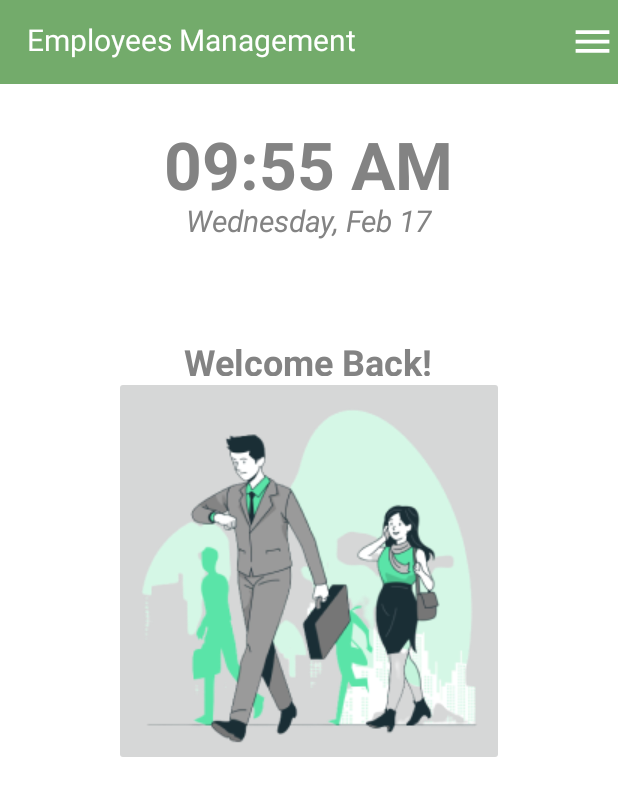
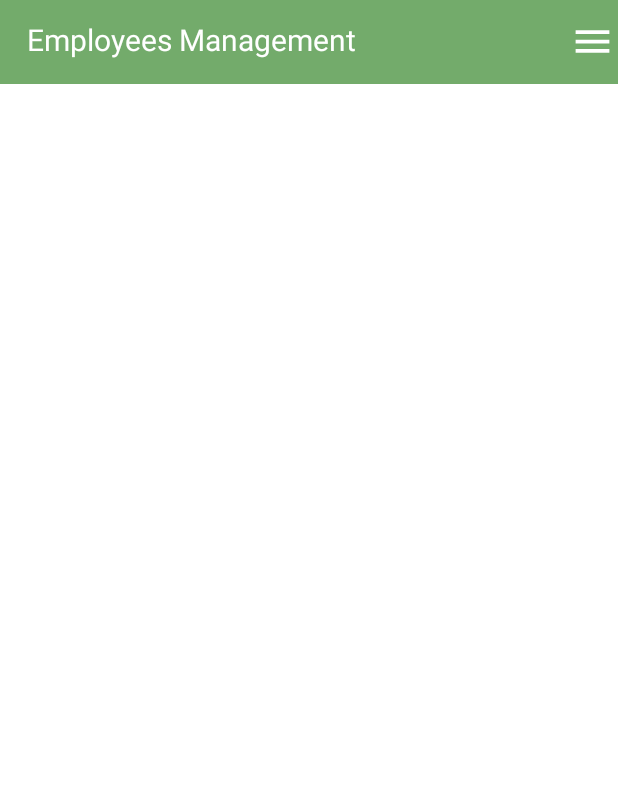
Before and after one commit to Anteel1/quanlinhanvien, an Android app: the layout activity_main.xml on its own in the app's theme, with its tools: preview values and no code run, on a phone screen of 412 x 824 dp. Shown: the top 796 px of the screen. Run offline under Robolectric (Android 15) with nearby library versions, the phone set to English and light mode, and no system bars.

Commit message:
chỉnh textclock

```diff
--- a/app/src/main/AndroidManifest.xml
+++ b/app/src/main/AndroidManifest.xml
@@ -14,7 +14,7 @@
         android:theme="@style/Theme.Quanlinhanvien"
         tools:targetApi="31">
         <activity
-            android:name=".manhinhchoActivity"
+            android:name=".MainActivity"
             android:exported="true" >
         <intent-filter>
             <action android:name="android.intent.action.MAIN" />
@@ -22,7 +22,7 @@
         </intent-filter>
         </activity>
         <activity
-            android:name=".MainActivity"
+            android:name=".manhinhchoActivity"
             android:exported="false" />
         <activity
             android:name=".LoginActivity"
--- a/app/src/main/res/layout/activity_main.xml
+++ b/app/src/main/res/layout/activity_main.xml
@@ -38,58 +38,5 @@
      app:headerLayout="@layout/nav_header_layout"
      android:id="@+id/navigation_view"/>
 
- <LinearLayout xmlns:android="http://schemas.android.com/apk/res/android"
-     xmlns:app="http://schemas.android.com/apk/res-auto"
-     xmlns:tools="http://schemas.android.com/tools"
-     android:layout_width="match_parent"
-     android:layout_height="match_parent"
-     tools:context=".MainActivity"
-     android:orientation="vertical"
-     android:gravity="center_horizontal"
-     >
-  <TextView
-      android:id="@+id/giohienthi"
-      android:text="09:55 AM"
-      android:layout_width="254dp"
-      android:layout_height="53dp"
-      android:gravity="center"
-      android:textStyle="bold"
-      android:textSize="44sp"
-      android:layout_marginTop="80dp"
-      android:textColor="#838383"
 
-      ></TextView>
-  <TextView
-      android:id="@+id/ngayhienthi"
-      android:text="Wednesday, Feb 17"
-      android:layout_width="254dp"
-      android:layout_height="26dp"
-      android:gravity="center"
-      android:textStyle="italic"
-      android:textSize="20sp"
-      android:textColor="#838383"
-
-      ></TextView>
-  <TextView
-
-      android:text="Welcome Back!"
-      android:layout_width="254dp"
-      android:layout_height="26dp"
-      android:gravity="center"
-      android:textStyle="bold"
-      android:textSize="24sp"
-      android:layout_marginTop="65dp"
-      android:textColor="#838383"
-
-      ></TextView>
-  <ImageButton
-      android:id="@+id/nen"
-      android:layout_width="260dp"
-      android:layout_height="260dp"
-      android:src="@drawable/nen"
-
-
-      ></ImageButton>
-
- </LinearLayout>
 </androidx.drawerlayout.widget.DrawerLayout>
```
Also changed, not shown: app/src/main/java/com/example/quanlinhanvien/MainActivity.java (+19 -48 lines), app/src/main/java/com/example/quanlinhanvien/fragment/frm_trangchu.java (+10 -0 lines), app/src/main/res/layout/frm_trangchu.xml (+45 -4 lines).
